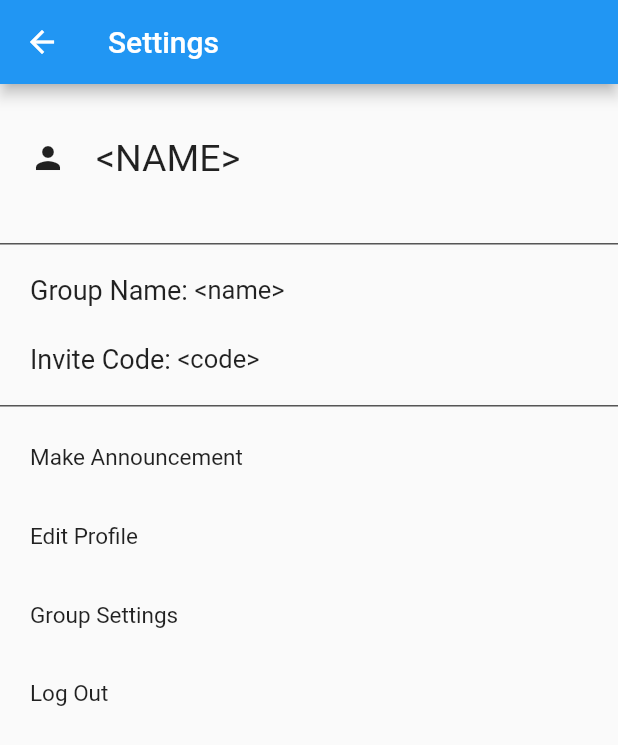
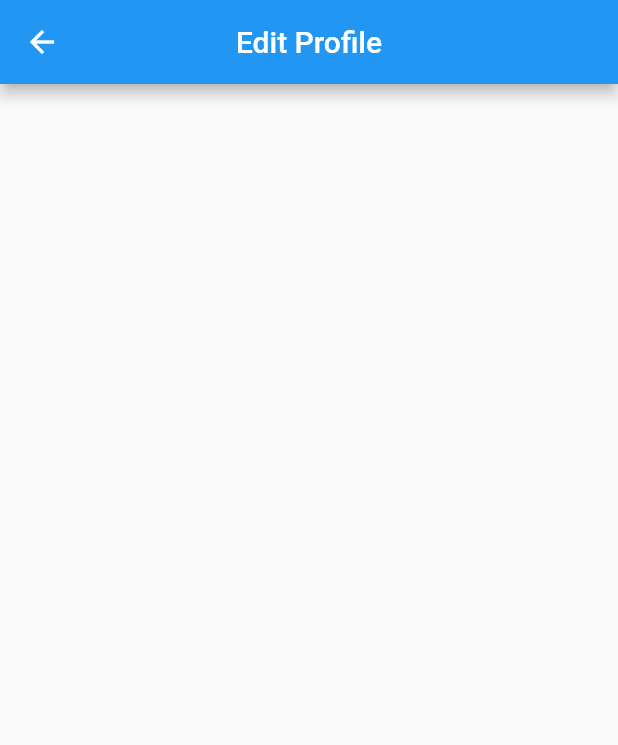
Before and after one commit to danielphung01/housemate_helper, a Flutter app: the SettingsMenu screen opened directly, after a tap on "Edit Profile", on a phone screen of 412 x 824 dp. Shown: the top 745 px of the screen. Run offline on Flutter 3.47's test engine with Material 2 defaults, Android fonts, the phone set to English and light mode, and no system bars; our stand-ins replace firebase_auth, firebase_core; missing offline and left inert: dart:ffi; accounts and stored records are empty; network calls fail.

Commit message:
Added more setting pages - created simple functionality and UI of Edit Profile and Group Settings pages

```diff
--- a/lib/menus/notes_menu.dart
+++ b/lib/menus/notes_menu.dart
@@ -22,7 +22,6 @@ class _NotesMenuState extends State<NotesMenu> {
         children: [
           Expanded(
               child: ListView.builder(
-                  //padding: const EdgeInsets.only(top: 10),
                   itemCount: notes.length,
                   itemBuilder: (BuildContext context, int index) {
                     return ListTile(
--- a/lib/menus/settings_menu.dart
+++ b/lib/menus/settings_menu.dart
@@ -1,6 +1,8 @@
 import 'package:firebase_auth/firebase_auth.dart';
 import 'package:flutter/material.dart';
 import 'package:housemate_helper/login_page.dart';
+import 'package:housemate_helper/setting_pages/edit_group_settings_page.dart';
+import 'package:housemate_helper/setting_pages/edit_profile_page.dart';
 import 'package:housemate_helper/setting_pages/make_annoucement_page.dart';
 
 class SettingsMenu extends StatefulWidget {
@@ -107,7 +109,6 @@ class _SettingsMenuState extends State<SettingsMenu> {
                 ),
               ),
               onTap: () {
-                print("make announcement button pressed");
                 Navigator.push(
                   context,
                   MaterialPageRoute(builder: (context) => MakeAnnouncementPage()),
@@ -130,7 +131,10 @@ class _SettingsMenuState extends State<SettingsMenu> {
                 ),
               ),
               onTap: () {
-                print("edit profile button pressed");
+                Navigator.push(
+                  context,
+                  MaterialPageRoute(builder: (context) => EditProfilePage()),
+                );
               },
             ),
           ),
@@ -142,14 +146,17 @@ class _SettingsMenuState extends State<SettingsMenu> {
                 alignment: Alignment.centerLeft,
                 width: double.infinity,
                 child: const Text(
-                  "Group Settings",
+                  "Edit Group Settings",
                   style: TextStyle(
                     fontSize: 15,
                   ),
                 ),
               ),
               onTap: () {
-                print("group settings button pressed");
+                Navigator.push(
+                  context,
+                  MaterialPageRoute(builder: (context) => EditGroupSettingsPage()),
+                );
               },
             ),
           ),
--- /dev/null
+++ b/lib/setting_pages/edit_profile_page.dart
@@ -0,0 +1,27 @@
+import 'package:flutter/material.dart';
+
+class EditProfilePage extends StatefulWidget {
+  const EditProfilePage({Key? key}) : super(key: key);
+
+  @override
+  State<EditProfilePage> createState() => _EditProfilePageState();
+}
+
+class _EditProfilePageState extends State<EditProfilePage> {
+  @override
+  Widget build(BuildContext context) {
+    return Scaffold(
+      appBar: AppBar(
+        title: Text('Edit Profile'),
+        automaticallyImplyLeading: true,
+        centerTitle: true,
+      ),
+
+      body: Column(
+        children: [
+
+        ],
+      ),
+    );
+  }
+}
--- a/lib/setting_pages/make_annoucement_page.dart
+++ b/lib/setting_pages/make_annoucement_page.dart
@@ -18,6 +18,7 @@ class _MakeAnnouncementPageState extends State<MakeAnnouncementPage> {
       appBar: AppBar(
         title: Text('Make an Announcement'),
         automaticallyImplyLeading: true,
+        centerTitle: true,
       ),
 
       body: Column(
```
Also changed, not shown: lib/setting_pages/edit_group_settings_page.dart (added, +27 -0 lines), 1 other file.
